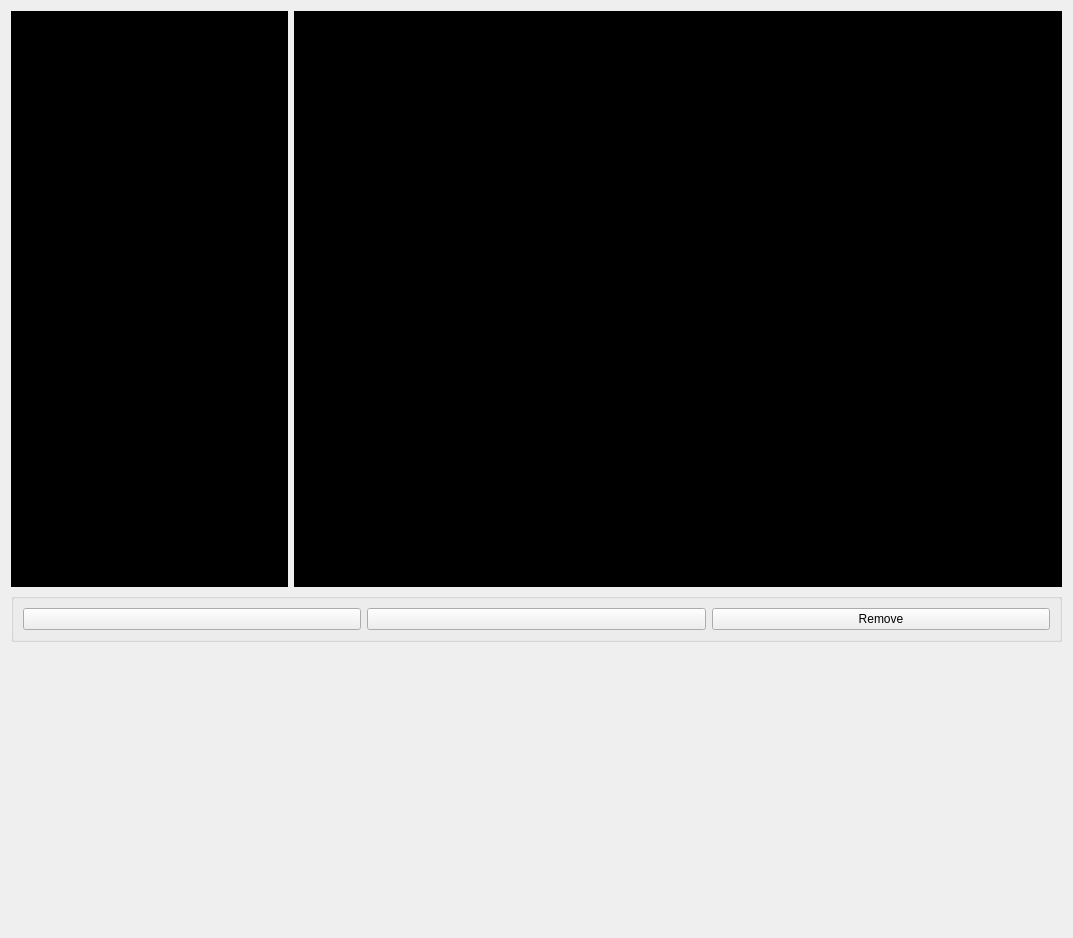
Qt form texter/texter/texter4.ui (derlucas/4.48_psychosis) before a commit.
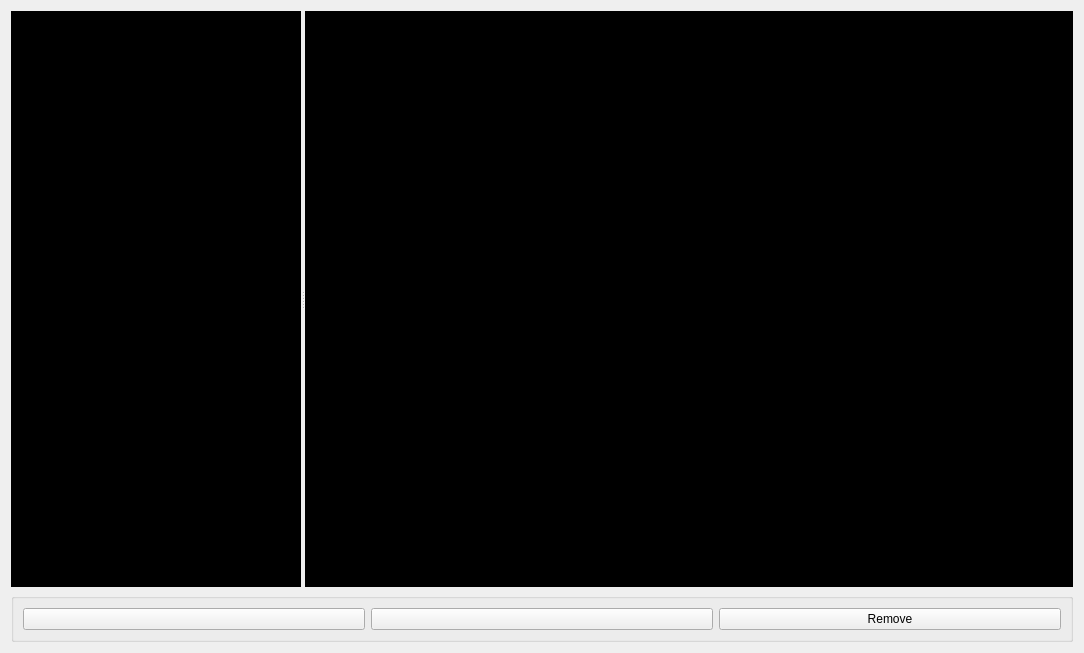
The same form after that commit. Icons and pictures are not drawn. Custom widgets are drawn as their Qt base class.

Commit message: finished animation feature, rearranged buttons and cleaned up the code

```diff
--- a/texter/texter/texter4.ui
+++ b/texter/texter/texter4.ui
@@ -6,8 +6,8 @@
    <rect>
     <x>0</x>
     <y>0</y>
-    <width>1073</width>
-    <height>938</height>
+    <width>1084</width>
+    <height>633</height>
    </rect>
   </property>
   <property name="windowTitle">
@@ -15,18 +15,20 @@
   </property>
   <layout class="QVBoxLayout" name="verticalLayout">
    <item>
-    <layout class="QHBoxLayout" name="horizontalLayout_2">
-     <item>
+    <widget class="QSplitter" name="splitter">
+     <property name="orientation">
+      <enum>Qt::Horizontal</enum>
+     </property>
       <widget class="QListView" name="text_list">
        <property name="sizePolicy">
         <sizepolicy hsizetype="Expanding" vsizetype="Expanding">
-         <horstretch>2</horstretch>
+        <horstretch>1</horstretch>
          <verstretch>0</verstretch>
         </sizepolicy>
        </property>
        <property name="minimumSize">
         <size>
-         <width>0</width>
+        <width>200</width>
          <height>576</height>
         </size>
        </property>
@@ -155,18 +157,16 @@
         </palette>
        </property>
       </widget>
-     </item>
-     <item>
       <widget class="KRichTextWidget" name="text_preview">
        <property name="sizePolicy">
         <sizepolicy hsizetype="Expanding" vsizetype="Expanding">
-         <horstretch>8</horstretch>
+        <horstretch>100</horstretch>
          <verstretch>0</verstretch>
         </sizepolicy>
        </property>
        <property name="minimumSize">
         <size>
-         <width>200</width>
+        <width>0</width>
          <height>576</height>
         </size>
        </property>
@@ -595,8 +595,7 @@
         <bool>true</bool>
        </property>
       </widget>
-     </item>
-    </layout>
+    </widget>
    </item>
    <item>
     <widget class="KButtonGroup" name="kbuttongroup">
```
Lines whose indentation alone changed are shown as unchanged. The commit also changes 5 other files.
